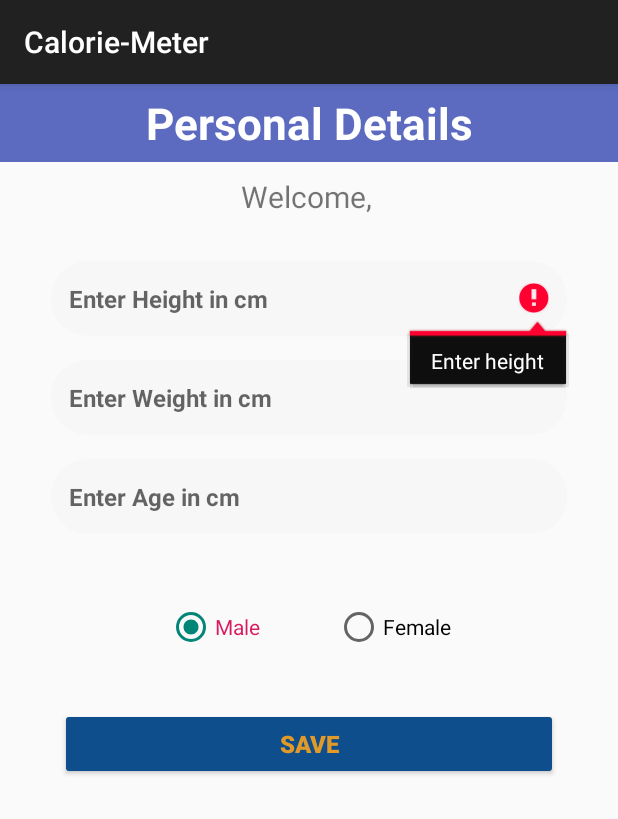
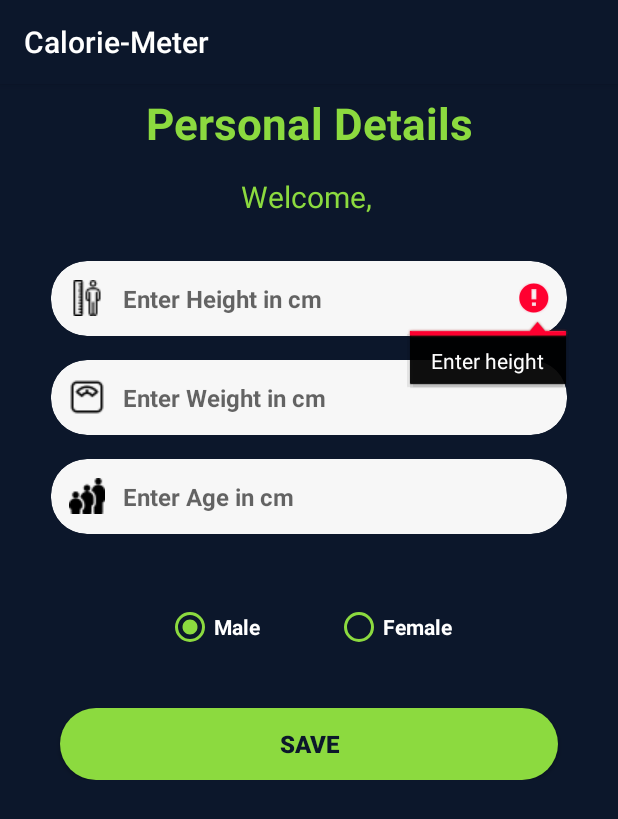
Before and after one commit to prateiku/AndroidActivityTracker, an Android app: the screen it shows after launch once a user with an empty profile is signed in (ProfileActivity), after a tap on "SAVE", on a phone screen of 412 x 824 dp. Shown: the top 819 px of the screen. Run offline under Robolectric (Android 15) with nearby library versions, the phone set to English and light mode, and no system bars; our stand-ins replace Firebase (no records; nobody signed in at launch, a user with empty details on screens opened directly); libraries missing offline, so code that uses them is left out: org.tensorflow.contrib; 1 statement that could not run was skipped.

Commit message:
added firestore db

```diff
--- a/app/build.gradle
+++ b/app/build.gradle
@@ -33,6 +33,8 @@ dependencies {
     implementation 'androidx.lifecycle:lifecycle-livedata-ktx:2.5.1'
     implementation 'androidx.lifecycle:lifecycle-viewmodel-ktx:2.5.1'
     implementation 'com.google.firebase:firebase-auth'
+    implementation 'com.google.firebase:firebase-database:20.0.5'
+    implementation 'com.google.firebase:firebase-firestore:24.2.2'
     testImplementation 'junit:junit:4.12'
     androidTestImplementation 'androidx.test.ext:junit:1.1.3'
     androidTestImplementation 'androidx.test.espresso:espresso-core:3.4.0'
--- a/app/src/main/AndroidManifest.xml
+++ b/app/src/main/AndroidManifest.xml
@@ -16,7 +16,7 @@
         android:label="@string/app_name"
         android:roundIcon="@mipmap/ic_launcher_round"
         android:supportsRtl="true"
-        android:theme="@style/Theme.AppCompat.Light.DarkActionBar">
+        android:theme="@style/AppTheme">
 
         <activity
             android:name=".SignupActivity"
--- a/app/src/main/java/dspanah/sensor_based_har/LoginActivity.java
+++ b/app/src/main/java/dspanah/sensor_based_har/LoginActivity.java
@@ -69,8 +69,7 @@ public class LoginActivity extends AppCompatActivity {
                         } else {
                             // If sign in fails, display a message to the user.
                             Log.w("TAG", "signInWithCustomToken:failure", task.getException());
-                            Toast.makeText(LoginActivity.this, "Authentication failed.",
-                                    Toast.LENGTH_SHORT).show();
+                            Toast.makeText(LoginActivity.this, "Authentication failed: "+Objects.requireNonNull(task.getException()).getMessage(),Toast.LENGTH_SHORT).show();
 //                                updateUI(null);
                         }
                     });
--- a/app/src/main/java/dspanah/sensor_based_har/ProfileActivity.java
+++ b/app/src/main/java/dspanah/sensor_based_har/ProfileActivity.java
@@ -3,6 +3,7 @@ package dspanah.sensor_based_har;
 import android.content.Intent;
 import android.content.SharedPreferences;
 
+import androidx.annotation.NonNull;
 import androidx.annotation.Nullable;
 import androidx.appcompat.app.AppCompatActivity;
 import android.os.Bundle;
@@ -13,16 +14,40 @@ import android.widget.Button;
 import android.widget.EditText;
 import android.widget.RadioButton;
 import android.widget.TextView;
+import android.widget.Toast;
 
+import com.google.android.gms.tasks.OnCompleteListener;
+import com.google.android.gms.tasks.OnFailureListener;
+import com.google.android.gms.tasks.OnSuccessListener;
+import com.google.android.gms.tasks.Task;
 import com.google.firebase.auth.FirebaseAuth;
+import com.google.firebase.auth.FirebaseUser;
+import com.google.firebase.database.DatabaseReference;
+import com.google.firebase.database.FirebaseDatabase;
+import com.google.firebase.firestore.CollectionReference;
+import com.google.firebase.firestore.DocumentReference;
+import com.google.firebase.firestore.DocumentSnapshot;
+import com.google.firebase.firestore.EventListener;
+import com.google.firebase.firestore.FieldValue;
+import com.google.firebase.firestore.FirebaseFirestore;
+import com.google.firebase.firestore.FirebaseFirestoreException;
+import com.google.firebase.firestore.QueryDocumentSnapshot;
+import com.google.firebase.firestore.QuerySnapshot;
 
+import java.text.SimpleDateFormat;
+import java.util.Date;
 import java.util.Objects;
 
+import dspanah.sensor_based_har.data.bioData;
+
 public class ProfileActivity extends AppCompatActivity {
-      EditText heightedt, weightedt , ageedt ;
-      RadioButton malebtn , femalebtn ;
-      Button savebtn;
-      TextView welcome_text;
+    EditText heightedt, weightedt, ageedt;
+    RadioButton malebtn, femalebtn;
+    Button savebtn;
+    TextView welcome_text;
+    FirebaseFirestore db;
+    String TAG = "ProfileActivityLog";
+
     @Override
     protected void onCreate(Bundle savedInstanceState) {
         super.onCreate(savedInstanceState);
@@ -39,26 +64,33 @@ public class ProfileActivity extends AppCompatActivity {
         savebtn.setOnClickListener(new View.OnClickListener() {
             @Override
             public void onClick(View view) {
+                db = FirebaseFirestore.getInstance();
                 String heightinput = heightedt.getText().toString();
                 String weightinput = weightedt.getText().toString();
                 String ageinput = ageedt.getText().toString();
-                if(TextUtils.isEmpty(heightinput)){
+                if (TextUtils.isEmpty(heightinput)) {
                     heightedt.setError("Enter height");
-                }else if (TextUtils.isEmpty(weightinput)){
+                } else if (TextUtils.isEmpty(weightinput)) {
                     weightedt.setError("Enter Weight");
-                }else if (TextUtils.isEmpty(ageinput)){
+                } else if (TextUtils.isEmpty(ageinput)) {
                     ageedt.setError("Enter age");
-                }else{
+                } else {
                     SharedPreferences.Editor editor = getSharedPreferences("Profile", MODE_PRIVATE).edit();
                     editor.putInt("Height", Integer.parseInt(heightinput));
                     editor.putInt("Wight", Integer.parseInt(weightinput));
-                    editor.putInt("age",Integer.parseInt(ageinput));
-                    if(malebtn.isChecked()){
-                        editor.putInt("Gender",0);
-                    }else{
-                        editor.putInt("Gender",1);
+                    editor.putInt("age", Integer.parseInt(ageinput));
+                    if (malebtn.isChecked()) {
+                        editor.putInt("Gender", 0);
+                    } else {
+                        editor.putInt("Gender", 1);
                     }
                     editor.apply();
+                    FirebaseUser user = FirebaseAuth.getInstance().getCurrentUser();
+                    String user_id = user.getUid().trim();
+                    CollectionReference docRef = db.collection("userBioData");
+                    String Gender;
+                    if (malebtn.isChecked()){Gender="Male";}else{Gender="Female";}
+                    addDataToFirestore(docRef, user_id, heightinput, weightinput, ageinput, Gender);
                     Intent intent = new Intent(ProfileActivity.this, MainActivity.class);
                     intent.setFlags(Intent.FLAG_ACTIVITY_NEW_TASK | Intent.FLAG_ACTIVITY_CLEAR_TASK);
                     startActivity(intent);
@@ -67,4 +99,28 @@ public class ProfileActivity extends AppCompatActivity {
         });
     }
 
+    private void addDataToFirestore(CollectionReference docRef, String Uid, String Height, String Weight, String Age, String Gender) {
+
+        // creating a collection reference
+        // for our Firebase Firetore database.
+        // adding our data to our biodata object class.
+
+        bioData biodata = new bioData(Uid, Weight, Height, Age, Gender);
+        Log.d("RESUU", biodata.getUid());
+        // below method is use to add data to Firebase Firestore.
+        docRef.document(Uid)
+                .set(biodata)
+                .addOnSuccessListener(new OnSuccessListener<Void>() {
+                    @Override
+                    public void onSuccess(Void aVoid) {
+                        Log.d(TAG, "DocumentSnapshot successfully written!");
+                    }
+                })
+                .addOnFailureListener(new OnFailureListener() {
+                    @Override
+                    public void onFailure(@NonNull Exception e) {
+                        Log.w(TAG, "Error writing document", e);
+                    }
+                });
+    }
 }
--- a/app/src/main/res/drawable-v24/ic_facebook.xml
+++ /dev/null
@@ -1,5 +0,0 @@
-<vector android:height="24dp" android:viewportHeight="112.196"
-    android:viewportWidth="112.196" android:width="24dp" xmlns:android="http://schemas.android.com/apk/res/android">
-    <path android:fillColor="#3B5998" android:pathData="M56.098,56.098m-56.098,0a56.098,56.098 0,1 1,112.196 0a56.098,56.098 0,1 1,-112.196 0"/>
-    <path android:fillColor="#FFFFFF" android:pathData="M70.201,58.294h-10.01v36.672H45.025V58.294h-7.213V45.406h7.213v-8.34c0,-5.964 2.833,-15.303 15.301,-15.303L71.56,21.81v12.51h-8.151c-1.337,0 -3.217,0.668 -3.217,3.513v7.585h11.334L70.201,58.294z"/>
-</vector>
--- a/app/src/main/res/layout/activity_profile.xml
+++ b/app/src/main/res/layout/activity_profile.xml
@@ -5,6 +5,7 @@
     android:layout_width="match_parent"
     android:layout_height="match_parent"
     android:layout_gravity="center_vertical"
+    android:background="@color/colorPrimaryDark"
     tools:context=".ProfileActivity">
 
     <LinearLayout
@@ -15,6 +16,7 @@
         android:layout_marginTop="100dp"
         android:orientation="vertical"
         android:paddingTop="10dp">
+
         <androidx.cardview.widget.CardView
             android:layout_width="wrap_content"
             android:layout_height="wrap_content"
@@ -38,15 +40,18 @@
                     android:layout_marginLeft="12dp"
                     android:layout_marginRight="12dp"
                     android:background="@android:color/transparent"
-                    android:importantForAutofill="no"
+                    android:drawableStart="@drawable/height"
+                    android:drawableLeft="@drawable/height"
+                    android:drawablePadding="12dp"
                     android:hint="@string/heightedtid"
                     android:imeOptions="actionNext"
+                    android:importantForAutofill="no"
+                    android:inputType="number"
                     android:minWidth="320dp"
                     android:minHeight="50dp"
-                    android:inputType="number"
                     android:singleLine="true"
                     android:textSize="16sp"
-                    android:textStyle="bold"/>
+                    android:textStyle="bold" />
             </com.google.android.material.textfield.TextInputLayout>
         </androidx.cardview.widget.CardView>
 
@@ -74,16 +79,18 @@
                     android:layout_marginLeft="12dp"
                     android:layout_marginRight="12dp"
                     android:background="@android:color/transparent"
+                    android:hint="@string/weightedtid"
+                    android:drawableStart="@drawable/weight_scale"
+                    android:drawableLeft="@drawable/weight_scale"
+                    android:drawablePadding="12dp"
+                    android:imeOptions="actionNext"
                     android:importantForAutofill="no"
-
-                                    android:hint="@string/weightedtid"
-                                    android:imeOptions="actionNext"
                     android:inputType="number"
                     android:minWidth="320dp"
                     android:minHeight="50dp"
                     android:singleLine="true"
                     android:textSize="16sp"
-                                    android:textStyle="bold"/>
+                    android:textStyle="bold" />
             </com.google.android.material.textfield.TextInputLayout>
         </androidx.cardview.widget.CardView>
 
@@ -111,15 +118,18 @@
                     android:layout_marginLeft="12dp"
                     android:layout_marginRight="12dp"
                     android:background="@android:color/transparent"
+                    android:hint="@string/ageedtid"
+                    android:drawableStart="@drawable/age_group"
+                    android:drawableLeft="@drawable/age_group"
+                    android:drawablePadding="12dp"
+                    android:imeOptions="actionNext"
                     android:importantForAutofill="no"
-                                    android:hint="@string/ageedtid"
-                                    android:imeOptions="actionNext"
                     android:inputType="number"
                     android:minWidth="320dp"
                     android:minHeight="50dp"
                     android:singleLine="true"
                     android:textSize="16sp"
-                                    android:textStyle="bold"/>
+                    android:textStyle="bold" />
             </com.google.android.material.textfield.TextInputLayout>
         </androidx.cardview.widget.CardView>
 
@@ -138,25 +148,31 @@
                 android:checked="true"
                 android:paddingEnd="50dp"
                 android:text="@string/maleradiobtnid"
-                                android:textColor="#D81B60"
+                android:textColor="@color/colorBackground"
+                android:textStyle="bold"
+                android:buttonTint="@color/colorAccent"
                 tools:ignore="TextContrastCheck" />
 
             <RadioButton
                 android:id="@+id/femaleradiobtnid"
                 android:layout_width="wrap_content"
                 android:layout_height="48dp"
-                                android:text="@string/femaleradiobtnid" />
+                android:text="@string/femaleradiobtnid"
+                android:buttonTint="@color/colorAccent"
+                android:textColor="@color/colorBackground"
+                android:textStyle="bold" />
         </RadioGroup>
 
         <Button
             android:id="@+id/savebtnid"
+            style="@style/Button1"
             android:layout_width="match_parent"
             android:layout_height="wrap_content"
             android:layout_marginHorizontal="40dp"
             android:layout_marginTop="30dp"
-                            android:backgroundTint="#0E4E8C"
+            android:backgroundTint="@color/colorAccent"
             android:text="@string/savebtnid"
-                            android:textColor="#E19928"
+            android:textColor="@color/colorPrimaryDark"
             android:textSize="16sp"
             android:textStyle="bold" />
 
@@ -166,11 +182,11 @@
         android:id="@+id/detailsTitle"
         android:layout_width="match_parent"
         android:layout_height="52dp"
-        android:background="#5C6BC0"
+        android:background="@color/colorPrimaryDark"
         android:gravity="center"
         android:text="@string/detailsTitle"
         android:textAppearance="@style/TextAppearance.AppCompat.Large"
-        android:textColor="#ffffff"
+        android:textColor="@color/colorAccent"
         android:textSize="29sp"
         android:textStyle="bold"
         app:textAllCaps="false" />
@@ -182,7 +198,8 @@
         android:layout_alignParentStart="true"
         android:layout_alignParentTop="true"
         android:layout_marginTop="51dp"
+        android:textColor="@color/colorAccent"
         android:gravity="center"
-        android:textSize="20dp"/>
+        android:textSize="20dp" />
 
 </RelativeLayout>
--- a/app/src/main/res/values/colors.xml
+++ b/app/src/main/res/values/colors.xml
@@ -1,8 +1,8 @@
 <?xml version="1.0" encoding="utf-8"?>
 <resources>
         <color name="colorPrimary">#26C6DA</color>
-        <color name="colorPrimaryDark">#26C6DA</color>
-        <color name="colorAccent">#EF5350</color>
+        <color name="colorPrimaryDark">#0C172B</color>
+        <color name="colorAccent">#8CDA3F</color>
         <color name="colorBackground">#fff</color>
         <color name="colorIcon">#cccccc</color>
         <color name="colorTextInputBackground">#F7F7F7</color>
--- a/app/src/main/res/values/strings.xml
+++ b/app/src/main/res/values/strings.xml
@@ -40,7 +40,7 @@
     <string name="hint_email">Email</string>
     <string name="hint_phone">Phone</string>
     <string name="hint_confirm_password">Confirm Password</string>
-    <string name="registered_signin">Registered? Sign In</string>
+    <string name="registered_signin">Registered? <b>Sign In.</b></string>
     <string name="logout">Logout</string>
     <string name="about">About</string>
 </resources>
--- a/app/src/main/res/values/styles.xml
+++ b/app/src/main/res/values/styles.xml
@@ -1,11 +1,11 @@
 <resources>
 
     <!-- Base application theme. -->
-    <style name="AppTheme" parent="Theme.AppCompat.Light.NoActionBar">
+    <style name="AppTheme" parent="Theme.AppCompat.Light.DarkActionBar">
         <!-- Customize your theme here. -->
-        <item name="colorPrimary">@color/colorPrimary</item>
+        <item name="colorPrimary">@color/colorPrimaryDark</item>
         <item name="colorPrimaryDark">@color/colorPrimaryDark</item>
-        <item name="colorAccent">@color/colorAccent</item>
+        <item name="colorAccent">@color/colorPrimaryDark</item>
     </style>
     <style name="Button1" parent="Widget.AppCompat.Button.Colored">
         <item name="android:background">@drawable/button1_bg</item>
```
Also changed, not shown: app/src/main/java/dspanah/sensor_based_har/data/bioData.java (added, +79 -0 lines), app/src/main/res/drawable-v24/ic_logo.xml (deleted, +0 -42 lines), app/src/main/res/layout/activity_main.xml (+11 -9 lines), app/src/main/res/layout/activity_signup.xml (+40 -41 lines), app/src/main/res/drawable-v24/dummy_image1.jpg (deleted), app/src/main/res/drawable/age_group.png (added), app/src/main/res/drawable/height.png (added), app/src/main/res/drawable/weight_scale.png (added). Lines whose indentation alone changed are shown as unchanged.
